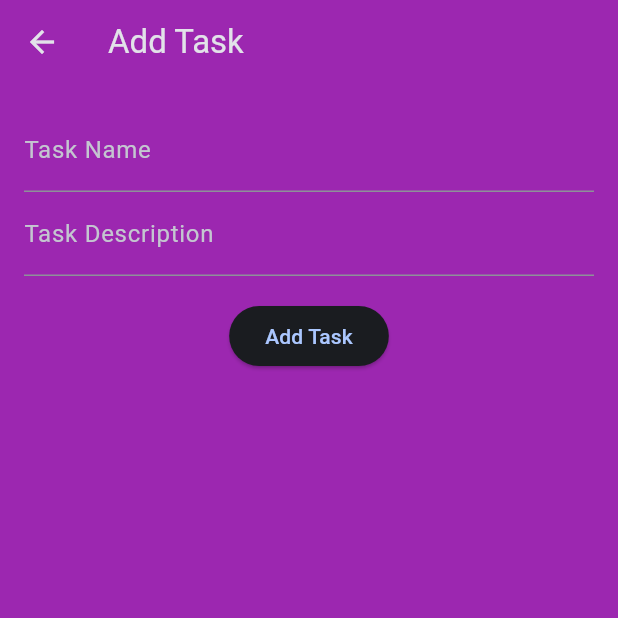
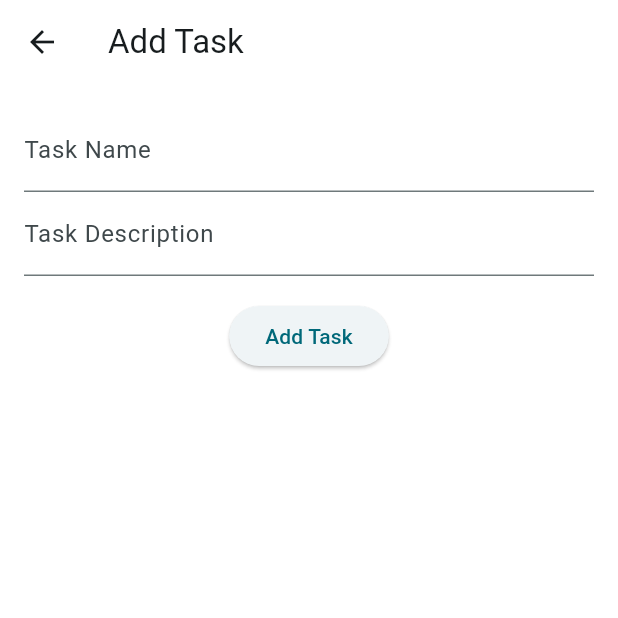
Before and after one commit to rjk51/ToDo, a Flutter app: the screen it shows after launch, after a tap on the "add" icon, on a phone screen of 412 x 824 dp, the top half of it. Run offline on Flutter 3.47's test engine with Material 2 defaults, Android fonts, the phone set to English and light mode, and no system bars; our stand-ins replace cloud_firestore, firebase_core, google_fonts; accounts and stored records are empty.

Commit message:
Added Dark mode

```diff
--- a/todo/lib/main.dart
+++ b/todo/lib/main.dart
@@ -25,20 +25,27 @@ class MyApp extends StatelessWidget {
 
     final lightTheme = ThemeData(
       bottomNavigationBarTheme: const BottomNavigationBarThemeData(
-        backgroundColor: Color.fromARGB(255, 123, 18, 141),
+        backgroundColor: Color.fromARGB(255, 168, 171, 172),
+        selectedItemColor: Color.fromARGB(255, 255, 255, 255),
+        unselectedItemColor: Color.fromARGB(255, 0, 0, 0),
       ),
       primarySwatch: Colors.blue,
-      brightness: Brightness.dark,
+      brightness: Brightness.light,
       useMaterial3: true,
       colorScheme: ColorScheme.fromSeed(
-        brightness: Brightness.dark,
-        seedColor: const Color.fromARGB(255, 7, 75, 153),
-        surface: Colors.purple,
+        brightness: Brightness.light,
+        seedColor: const Color.fromARGB(255, 32, 39, 41),
+        surface: Colors.white,
       ),
-      scaffoldBackgroundColor: Colors.purple,
+      scaffoldBackgroundColor: Colors.white,
     );
 
     final darkTheme = ThemeData(
+      bottomNavigationBarTheme: const BottomNavigationBarThemeData(
+        backgroundColor: Color.fromARGB(255, 129, 129, 129),
+        selectedItemColor: Color.fromARGB(255, 0, 0, 0),
+        unselectedItemColor: Color.fromARGB(255, 255, 255, 255),
+      ),
       primarySwatch: Colors.blue,
       brightness: Brightness.dark,
       useMaterial3: true,
--- a/todo/lib/screen/main_screen.dart
+++ b/todo/lib/screen/main_screen.dart
@@ -34,6 +34,17 @@ class _MainScreenState extends State<MainScreen> {
 
   @override
   Widget build(BuildContext context) {
+
+    Color textColor =
+    Theme.of(context).brightness == Brightness.dark
+      ? const Color.fromARGB(255, 255, 255, 255)
+      : const Color.fromARGB(255, 0, 0, 0);
+
+    Color iconColor =
+    Theme.of(context).brightness == Brightness.dark
+      ? const Color.fromARGB(255, 255, 255, 255)
+      : const Color.fromARGB(255, 0, 0, 0);
+
     return Scaffold(
       appBar: AppBar(
         title: Row(
@@ -48,16 +59,16 @@ class _MainScreenState extends State<MainScreen> {
               'TODO',
               style: GoogleFonts.jacquesFrancoisShadow(
                 fontSize: 30,
-                color: Colors.white,
+                color: textColor,
               ),
             ),
           ],
         ),
         actions: [
           IconButton(
-            icon: const Icon(
+            icon: Icon(
               Icons.add,
-              color: Colors.white,
+              color: iconColor,
               size: 30,
             ),
             onPressed: () {
```
Also changed, not shown: todo/lib/widgets/task_list.dart (+18 -3 lines), todo/lib/widgets/task_list_functions.dart (+9 -3 lines).
